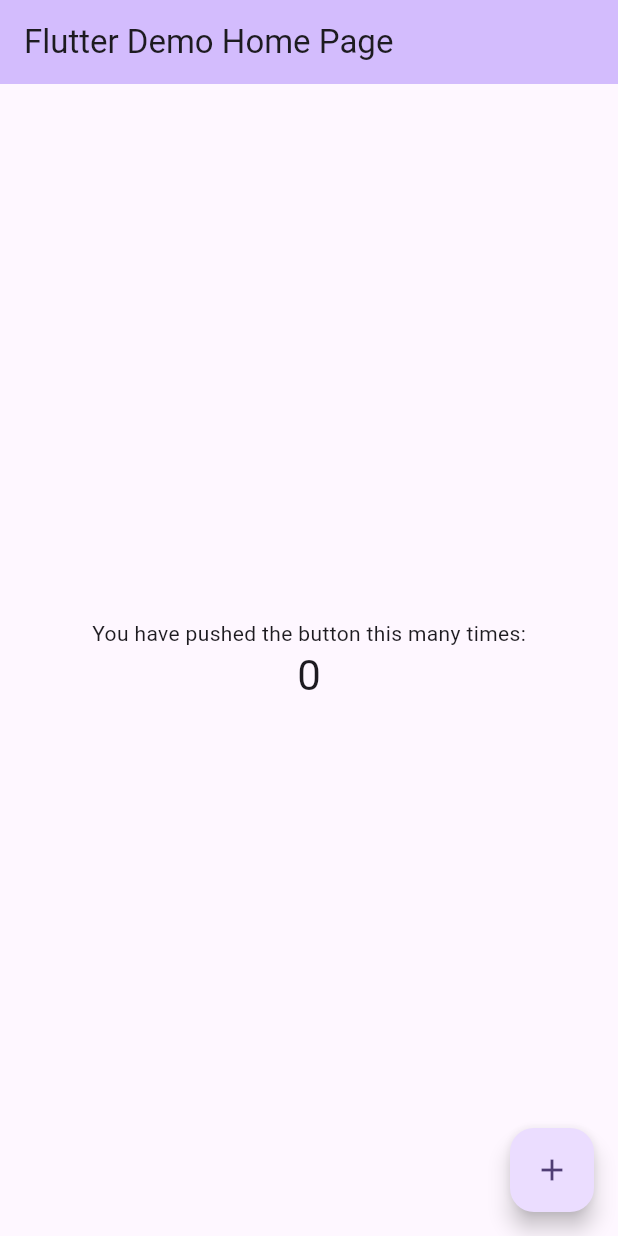
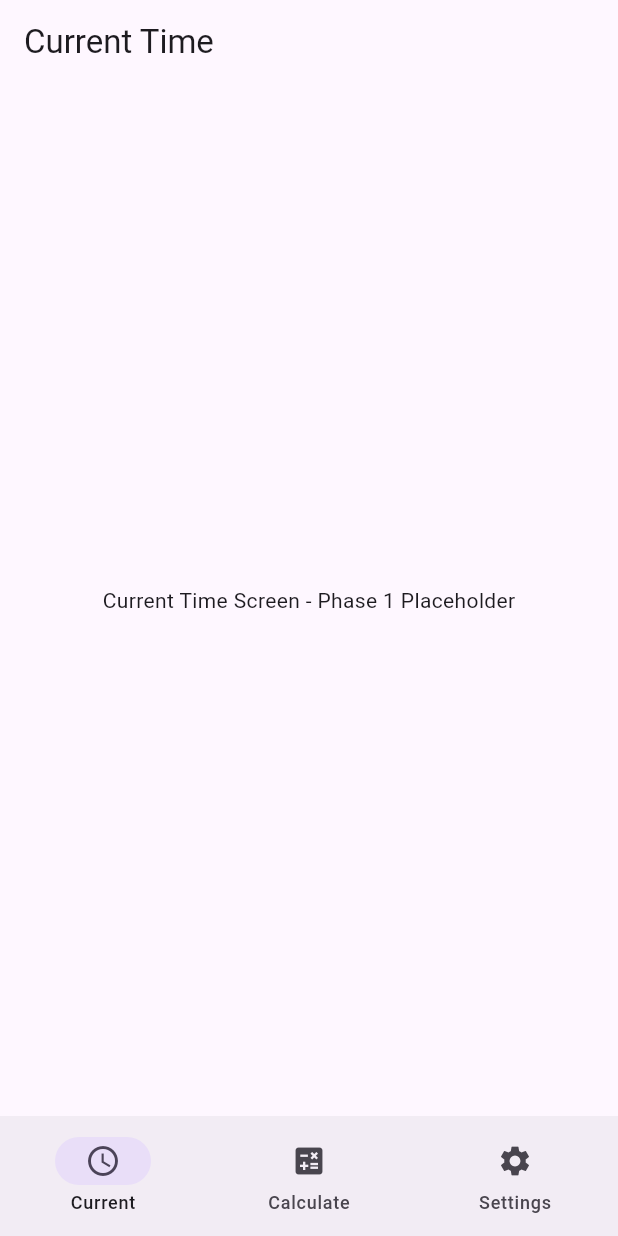
Before and after one commit to JardiniTsai168/world-timezone-cal, a Flutter app: the screen it shows after launch, on a phone screen of 412 x 824 dp. Run offline on Flutter 3.47's test engine with Material 3 defaults, Android fonts, the phone set to English and light mode, and no system bars; our stand-ins replace timezone.

Commit message:
Phase 1 complete: project structure, dependencies, stub screens, build verified

```diff
--- a/lib/main.dart
+++ b/lib/main.dart
@@ -1,121 +1,79 @@
 import 'package:flutter/material.dart';
+import 'package:flutter_localizations/flutter_localizations.dart';
+import 'services/timezone_service.dart';
+import 'screens/calculate_time_screen.dart';
+import 'screens/current_time_screen.dart';
+import 'screens/settings_screen.dart';
 
 void main() {
+  WidgetsFlutterBinding.ensureInitialized();
+  TimezoneService.initialize();
   runApp(const MyApp());
 }
 
 class MyApp extends StatelessWidget {
   const MyApp({super.key});
 
-  // This widget is the root of your application.
   @override
   Widget build(BuildContext context) {
     return MaterialApp(
-      title: 'Flutter Demo',
+      title: 'World Timezone Calculator',
+      debugShowCheckedModeBanner: false,
+      localizationsDelegates: const [
+        GlobalMaterialLocalizations.delegate,
+        GlobalWidgetsLocalizations.delegate,
+        GlobalCupertinoLocalizations.delegate,
+      ],
+      supportedLocales: const [
+        Locale('en', 'US'),
+        Locale('zh', 'TW'),
+      ],
       theme: ThemeData(
-        // This is the theme of your application.
-        //
-        // TRY THIS: Try running your application with "flutter run". You'll see
-        // the application has a purple toolbar. Then, without quitting the app,
-        // try changing the seedColor in the colorScheme below to Colors.green
-        // and then invoke "hot reload" (save your changes or press the "hot
-        // reload" button in a Flutter-supported IDE, or press "r" if you used
-        // the command line to start the app).
-        //
-        // Notice that the counter didn't reset back to zero; the application
-        // state is not lost during the reload. To reset the state, use hot
-        // restart instead.
-        //
-        // This works for code too, not just values: Most code changes can be
-        // tested with just a hot reload.
-        colorScheme: .fromSeed(seedColor: Colors.deepPurple),
+        colorScheme: ColorScheme.fromSeed(seedColor: Colors.deepPurple),
+        useMaterial3: true,
       ),
-      home: const MyHomePage(title: 'Flutter Demo Home Page'),
+      home: const MainNavigationScreen(),
     );
   }
 }
 
-class MyHomePage extends StatefulWidget {
-  const MyHomePage({super.key, required this.title});
-
-  // This widget is the home page of your application. It is stateful, meaning
-  // that it has a State object (defined below) that contains fields that affect
-  // how it looks.
-
-  // This class is the configuration for the state. It holds the values (in this
-  // case the title) provided by the parent (in this case the App widget) and
-  // used by the build method of the State. Fields in a Widget subclass are
-  // always marked "final".
-
-  final String title;
+class MainNavigationScreen extends StatefulWidget {
+  const MainNavigationScreen({super.key});
 
   @override
-  State<MyHomePage> createState() => _MyHomePageState();
+  State<MainNavigationScreen> createState() => _MainNavigationScreenState();
 }
 
-class _MyHomePageState extends State<MyHomePage> {
-  int _counter = 0;
+class _MainNavigationScreenState extends State<MainNavigationScreen> {
+  int _selectedIndex = 0;
 
-  void _incrementCounter() {
-    setState(() {
-      // This call to setState tells the Flutter framework that something has
-      // changed in this State, which causes it to rerun the build method below
-      // so that the display can reflect the updated values. If we changed
-      // _counter without calling setState(), then the build method would not be
-      // called again, and so nothing would appear to happen.
-      _counter++;
-    });
-  }
+  static const List<Widget> _screens = [
+    CurrentTimeScreen(),
+    CalculateTimeScreen(),
+    SettingsScreen(),
+  ];
 
   @override
   Widget build(BuildContext context) {
-    // This method is rerun every time setState is called, for instance as done
-    // by the _incrementCounter method above.
-    //
-    // The Flutter framework has been optimized to make rerunning build methods
-    // fast, so that you can just rebuild anything that needs updating rather
-    // than having to individually change instances of widgets.
     return Scaffold(
-      appBar: AppBar(
-        // TRY THIS: Try changing the color here to a specific color (to
-        // Colors.amber, perhaps?) and trigger a hot reload to see the AppBar
-        // change color while the other colors stay the same.
-        backgroundColor: Theme.of(context).colorScheme.inversePrimary,
-        // Here we take the value from the MyHomePage object that was created by
-        // the App.build method, and use it to set our appbar title.
-        title: Text(widget.title),
-      ),
-      body: Center(
-        // Center is a layout widget. It takes a single child and positions it
-        // in the middle of the parent.
-        child: Column(
-          // Column is also a layout widget. It takes a list of children and
-          // arranges them vertically. By default, it sizes itself to fit its
-          // children horizontally, and tries to be as tall as its parent.
-          //
-          // Column has various properties to control how it sizes itself and
-          // how it positions its children. Here we use mainAxisAlignment to
-          // center the children vertically; the main axis here is the vertical
-          // axis because Columns are vertical (the cross axis would be
-          // horizontal).
-          //
-          // TRY THIS: Invoke "debug painting" (choose the "Toggle Debug Paint"
-          // action in the IDE, or press "p" in the console), to see the
-          // wireframe for each widget.
-          mainAxisAlignment: .center,
-          children: [
-            const Text('You have pushed the button this many times:'),
-            Text(
-              '$_counter',
-              style: Theme.of(context).textTheme.headlineMedium,
-            ),
-          ],
-        ),
-      ),
-      floatingActionButton: FloatingActionButton(
-        onPressed: _incrementCounter,
-        tooltip: 'Increment',
-        child: const Icon(Icons.add),
+      body: _screens[_selectedIndex],
+      bottomNavigationBar: NavigationBar(
+        selectedIndex: _selectedIndex,
+        onDestinationSelected: (index) => setState(() => _selectedIndex = index),
+        destinations: const [
+          NavigationDestination(
+            icon: Icon(Icons.access_time),
+            label: 'Current',
+          ),
+          NavigationDestination(
+            icon: Icon(Icons.calculate),
+            label: 'Calculate',
+          ),
+          NavigationDestination(
+            icon: Icon(Icons.settings),
+            label: 'Settings',
+          ),
+        ],
       ),
     );
   }
--- /dev/null
+++ b/lib/screens/current_time_screen.dart
@@ -0,0 +1,17 @@
+import 'package:flutter/material.dart';
+
+class CurrentTimeScreen extends StatelessWidget {
+  const CurrentTimeScreen({super.key});
+
+  @override
+  Widget build(BuildContext context) {
+    return Scaffold(
+      appBar: AppBar(
+        title: const Text('Current Time'),
+      ),
+      body: const Center(
+        child: Text('Current Time Screen - Phase 1 Placeholder'),
+      ),
+    );
+  }
+}
```
Also changed, not shown: lib/models/city.dart (added, +45 -0 lines), lib/screens/calculate_time_screen.dart (added, +17 -0 lines), lib/screens/settings_screen.dart (added, +17 -0 lines), lib/services/timezone_service.dart (added, +60 -0 lines), pubspec.yaml (+11 -7 lines), pubspec.lock, 1 other file.
